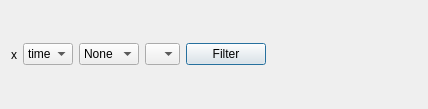
Qt form SciDataTool/GUI/WAxisSelector/WAxisSelector.ui (Eomys/SciDataTool) before a commit.
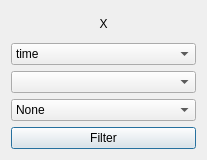
The same form after that commit.

Commit message: [NF] Switching for horizontal layout to vertical layout for WAxisSelector and working on case where field with one axis is given

Diff of the .ui file:
```diff
--- a/SciDataTool/GUI/WAxisSelector/WAxisSelector.ui
+++ b/SciDataTool/GUI/WAxisSelector/WAxisSelector.ui
@@ -6,38 +6,41 @@
    <rect>
     <x>0</x>
     <y>0</y>
-    <width>428</width>
-    <height>109</height>
+    <width>207</width>
+    <height>160</height>
    </rect>
   </property>
   <property name="windowTitle">
    <string/>
   </property>
-  <layout class="QHBoxLayout" name="horizontalLayout">
+  <layout class="QVBoxLayout" name="verticalLayout">
    <item>
     <widget class="QLabel" name="in_name">
      <property name="text">
-      <string>x</string>
+      <string>X</string>
+     </property>
+     <property name="alignment">
+      <set>Qt::AlignCenter</set>
      </property>
     </widget>
    </item>
    <item>
     <widget class="QComboBox" name="c_axis">
      <property name="sizePolicy">
-      <sizepolicy hsizetype="Fixed" vsizetype="Fixed">
+      <sizepolicy hsizetype="Preferred" vsizetype="Fixed">
        <horstretch>0</horstretch>
        <verstretch>0</verstretch>
       </sizepolicy>
      </property>
      <property name="minimumSize">
       <size>
-       <width>50</width>
+       <width>0</width>
        <height>0</height>
       </size>
      </property>
      <property name="maximumSize">
       <size>
-       <width>50</width>
+       <width>16777215</width>
        <height>16777215</height>
       </size>
      </property>
@@ -68,6 +71,28 @@
      </item>
     </widget>
    </item>
+   <item>
+    <widget class="QComboBox" name="c_unit">
+     <property name="sizePolicy">
+      <sizepolicy hsizetype="Preferred" vsizetype="Fixed">
+       <horstretch>0</horstretch>
+       <verstretch>0</verstretch>
+      </sizepolicy>
+     </property>
+     <property name="minimumSize">
+      <size>
+       <width>0</width>
+       <height>0</height>
+      </size>
+     </property>
+     <property name="maximumSize">
+      <size>
+       <width>16777215</width>
+       <height>16777215</height>
+      </size>
+     </property>
+    </widget>
+   </item>
    <item>
     <widget class="QComboBox" name="c_action">
      <property name="minimumSize">
@@ -93,28 +118,6 @@
      </item>
     </widget>
    </item>
-   <item>
-    <widget class="QComboBox" name="c_unit">
-     <property name="sizePolicy">
-      <sizepolicy hsizetype="Fixed" vsizetype="Fixed">
-       <horstretch>0</horstretch>
-       <verstretch>0</verstretch>
-      </sizepolicy>
-     </property>
-     <property name="minimumSize">
-      <size>
-       <width>35</width>
-       <height>0</height>
-      </size>
-     </property>
-     <property name="maximumSize">
-      <size>
-       <width>35</width>
-       <height>16777215</height>
-      </size>
-     </property>
-    </widget>
-   </item>
    <item>
     <widget class="QPushButton" name="b_filter">
      <property name="text">
@@ -122,19 +125,6 @@
      </property>
     </widget>
    </item>
-   <item>
-    <spacer name="horizontalSpacer">
-     <property name="orientation">
-      <enum>Qt::Horizontal</enum>
-     </property>
-     <property name="sizeHint" stdset="0">
-      <size>
-       <width>40</width>
-       <height>20</height>
-      </size>
-     </property>
-    </spacer>
-   </item>
   </layout>
  </widget>
  <resources/>
```
The commit also changes 8 other files.
